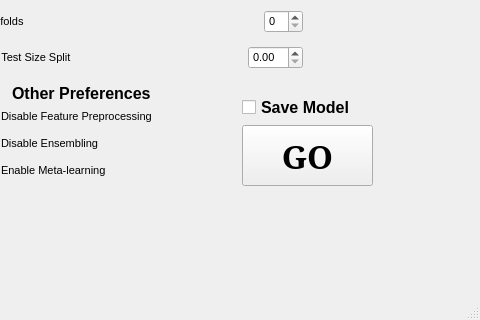
The window that guiv1.ui (ggrkp/projectv1) describes before a commit, drawn with Qt 5; both pictures show x 388 to 868 and y 355 to 675 of the 868 by 675 pixel window.
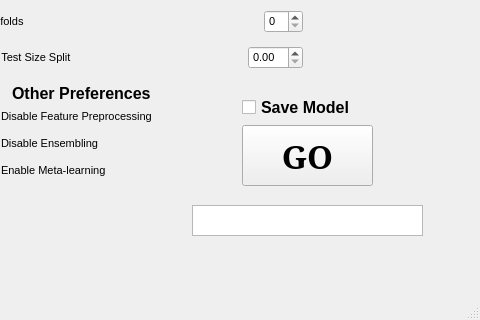
The same window after the commit. The open tabs and pages were chosen to show the change.

Diff of the .ui file:
```diff
--- a/guiv1.ui
+++ b/guiv1.ui
@@ -1309,6 +1309,16 @@
        <string>Show History</string>
       </property>
      </widget>
+     <widget class="QTextEdit" name="textEdit_3">
+      <property name="geometry">
+       <rect>
+        <x>530</x>
+        <y>550</y>
+        <width>231</width>
+        <height>31</height>
+       </rect>
+      </property>
+     </widget>
     </widget>
     <widget class="QWidget" name="page_4">
      <widget class="QTabWidget" name="tabWidget">
```
Left out of the diff: 2 changed lines with no effect on the pictures.
